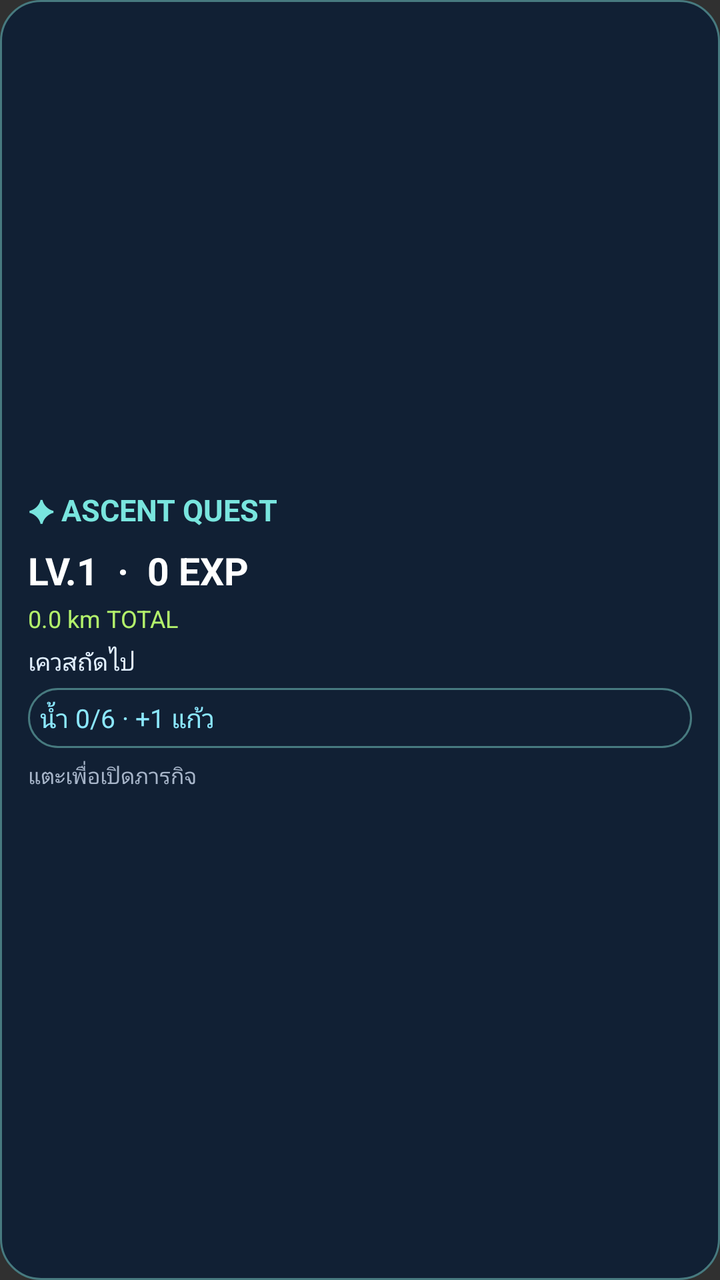
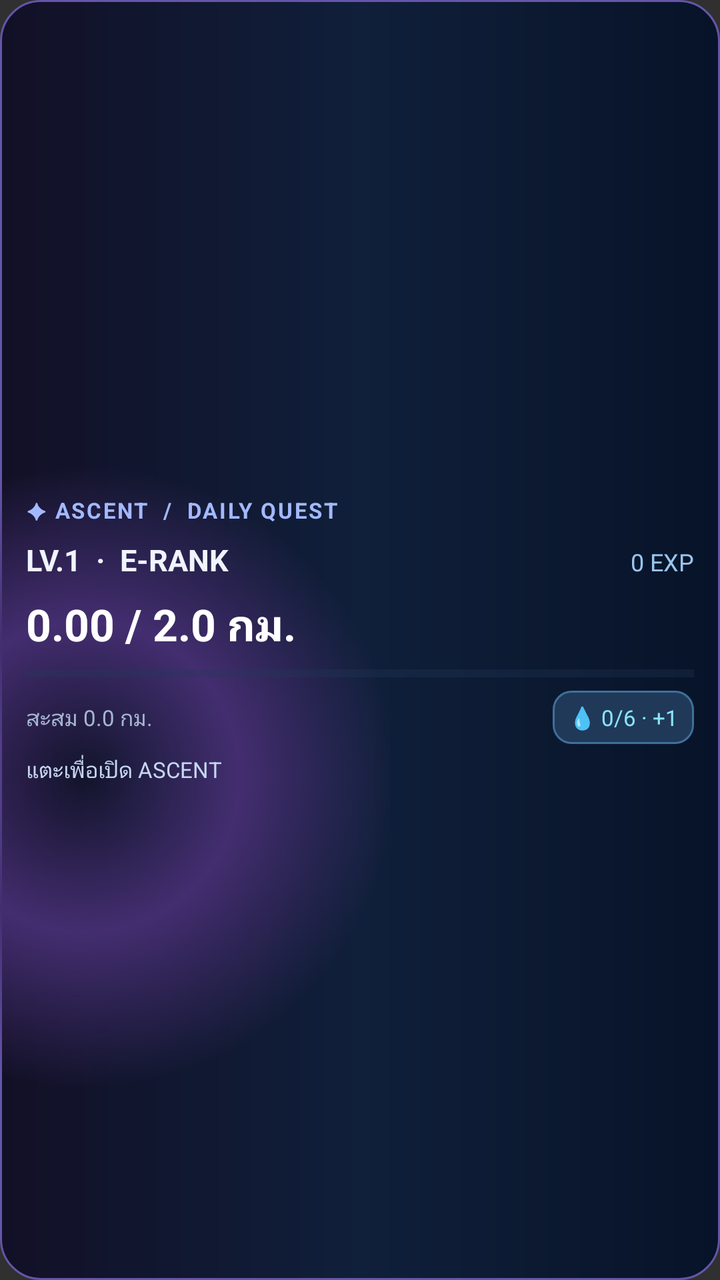

Two renders of the same Android screen: before a commit and after it. Below are the layout's source before the change and the commit's diff.
<!-- AndroidManifest.xml: application theme android:Theme.Material.NoActionBar -->
<!-- res/layout/quest_widget.xml -->
<?xml version="1.0" encoding="utf-8"?>
<LinearLayout android:id="@+id/widget_root" xmlns:android="http://schemas.android.com/apk/res/android" android:layout_width="match_parent" android:layout_height="match_parent"
    android:orientation="vertical" android:gravity="center_vertical" android:padding="14dp" android:background="@drawable/widget_bg">
  <TextView android:id="@+id/widget_title" android:layout_width="match_parent" android:layout_height="wrap_content" android:text="✦ ASCENT QUEST" android:textColor="#79E5DE" android:textStyle="bold" android:textSize="15sp" />
  <TextView android:id="@+id/widget_level" android:layout_width="match_parent" android:layout_height="wrap_content" android:text="LV.1  ·  0 EXP" android:textColor="#FFFFFF" android:textStyle="bold" android:textSize="19sp" android:layout_marginTop="7dp"/>
  <TextView android:id="@+id/widget_distance" android:layout_width="match_parent" android:layout_height="wrap_content" android:text="0.0 km TOTAL" android:textColor="#B3F16B" android:textSize="12sp" android:layout_marginTop="3dp"/>
  <TextView android:id="@+id/widget_quest" android:layout_width="match_parent" android:layout_height="wrap_content" android:text="เควสถัดไป" android:textColor="#E2F0FF" android:textSize="12sp" android:layout_marginTop="5dp"/>
  <TextView android:id="@+id/widget_water" android:layout_width="match_parent" android:layout_height="wrap_content" android:text="น้ำ 0/6 · +1 แก้ว" android:textColor="#8CE8FF" android:textSize="13sp" android:padding="6dp" android:clickable="true" android:background="@drawable/widget_bg" android:layout_marginTop="5dp"/>
  <TextView android:layout_width="match_parent" android:layout_height="wrap_content" android:text="แตะเพื่อเปิดภารกิจ" android:textColor="#A7B5C9" android:textSize="11sp" android:layout_marginTop="6dp"/>
</LinearLayout>
<!-- resources referenced by this layout -->
<resources>
  <!-- drawable widget_bg (drawable) -->
  <shape xmlns:android="http://schemas.android.com/apk/res/android" android:shape="rectangle"><solid android:color="#112034"/><corners android:radius="20dp"/><stroke android:width="1dp" android:color="#477A7F"/></shape>
</resources>

<!-- the commit's change to res/layout/quest_widget.xml (unified diff, before → after) -->
@@ -1,10 +1,43 @@
 <?xml version="1.0" encoding="utf-8"?>
-<LinearLayout android:id="@+id/widget_root" xmlns:android="http://schemas.android.com/apk/res/android" android:layout_width="match_parent" android:layout_height="match_parent"
-    android:orientation="vertical" android:gravity="center_vertical" android:padding="14dp" android:background="@drawable/widget_bg">
-  <TextView android:id="@+id/widget_title" android:layout_width="match_parent" android:layout_height="wrap_content" android:text="✦ ASCENT QUEST" android:textColor="#79E5DE" android:textStyle="bold" android:textSize="15sp" />
-  <TextView android:id="@+id/widget_level" android:layout_width="match_parent" android:layout_height="wrap_content" android:text="LV.1  ·  0 EXP" android:textColor="#FFFFFF" android:textStyle="bold" android:textSize="19sp" android:layout_marginTop="7dp"/>
-  <TextView android:id="@+id/widget_distance" android:layout_width="match_parent" android:layout_height="wrap_content" android:text="0.0 km TOTAL" android:textColor="#B3F16B" android:textSize="12sp" android:layout_marginTop="3dp"/>
-  <TextView android:id="@+id/widget_quest" android:layout_width="match_parent" android:layout_height="wrap_content" android:text="เควสถัดไป" android:textColor="#E2F0FF" android:textSize="12sp" android:layout_marginTop="5dp"/>
-  <TextView android:id="@+id/widget_water" android:layout_width="match_parent" android:layout_height="wrap_content" android:text="น้ำ 0/6 · +1 แก้ว" android:textColor="#8CE8FF" android:textSize="13sp" android:padding="6dp" android:clickable="true" android:background="@drawable/widget_bg" android:layout_marginTop="5dp"/>
-  <TextView android:layout_width="match_parent" android:layout_height="wrap_content" android:text="แตะเพื่อเปิดภารกิจ" android:textColor="#A7B5C9" android:textSize="11sp" android:layout_marginTop="6dp"/>
+<LinearLayout xmlns:android="http://schemas.android.com/apk/res/android"
+    android:id="@+id/widget_root"
+    android:layout_width="match_parent" android:layout_height="match_parent"
+    android:padding="13dp" android:orientation="vertical" android:gravity="center_vertical"
+    android:background="@drawable/widget_bg">
+    <TextView android:id="@+id/widget_title"
+        android:layout_width="match_parent" android:layout_height="wrap_content"
+        android:text="✦ ASCENT  /  DAILY QUEST" android:textColor="#A3B9FF"
+        android:textStyle="bold" android:letterSpacing="0.08" android:textSize="11sp" />
+    <LinearLayout android:layout_width="match_parent" android:layout_height="wrap_content" android:orientation="horizontal"
+        android:layout_marginTop="7dp">
+        <TextView android:id="@+id/widget_level" android:layout_width="0dp" android:layout_weight="1"
+            android:layout_height="wrap_content" android:text="LV.1  ·  E-RANK"
+            android:textColor="#F0F4FF" android:textStyle="bold" android:textSize="15sp" />
+        <TextView android:id="@+id/widget_exp" android:layout_width="wrap_content"
+            android:layout_height="wrap_content" android:text="0 EXP"
+            android:textColor="#99C5EF" android:textSize="12sp" />
+    </LinearLayout>
+    <TextView android:id="@+id/widget_distance" android:layout_width="match_parent"
+        android:layout_height="wrap_content" android:layout_marginTop="7dp"
+        android:text="0.00 / 2.0 กม." android:textColor="#FFFFFF"
+        android:textStyle="bold" android:textSize="22sp" />
+    <ProgressBar android:id="@+id/widget_distance_progress" style="?android:attr/progressBarStyleHorizontal"
+        android:layout_width="match_parent" android:layout_height="5dp"
+        android:progress="0" android:max="100" android:progressTint="#7ECFED"
+        android:progressBackgroundTint="#23385B" android:layout_marginTop="7dp" />
+    <LinearLayout android:layout_width="match_parent" android:layout_height="wrap_content"
+        android:gravity="center_vertical" android:layout_marginTop="6dp" android:orientation="horizontal">
+        <TextView android:id="@+id/widget_total" android:layout_width="0dp"
+            android:layout_weight="1" android:layout_height="wrap_content"
+            android:text="สะสม 0.0 กม." android:textColor="#A5B6D2" android:textSize="11sp" />
+        <TextView android:id="@+id/widget_water" android:layout_width="wrap_content"
+            android:layout_height="wrap_content" android:text="💧 0/6 · +1"
+            android:textColor="#89E4FC" android:background="@drawable/widget_water_bg"
+            android:textSize="11sp" android:paddingLeft="8dp" android:paddingRight="8dp"
+            android:paddingTop="6dp" android:paddingBottom="6dp" android:clickable="true" />
+    </LinearLayout>
+    <TextView android:id="@+id/widget_quest" android:layout_width="match_parent"
+        android:layout_height="wrap_content" android:text="แตะเพื่อเปิด ASCENT"
+        android:maxLines="1" android:ellipsize="end" android:layout_marginTop="5dp"
+        android:textColor="#C5D6F1" android:textSize="11sp" />
 </LinearLayout>
<!-- resource entries referenced after the edit -->
@@ -1,6 +1,13 @@
 <!-- resources referenced by this layout -->
 <resources>
   <!-- drawable widget_bg (drawable) -->
-  <shape xmlns:android="http://schemas.android.com/apk/res/android" android:shape="rectangle"><solid android:color="#112034"/><corners android:radius="20dp"/><stroke android:width="1dp" android:color="#477A7F"/></shape>
+  <?xml version="1.0" encoding="utf-8"?>
+  <layer-list xmlns:android="http://schemas.android.com/apk/res/android">
+      <item><shape android:shape="rectangle"><gradient android:startColor="#121027" android:centerColor="#101F3A" android:endColor="#071328" android:angle="0"/><corners android:radius="20dp"/><stroke android:width="1dp" android:color="#6555AA"/></shape></item>
+      <item android:left="-110dp" android:bottom="-125dp" android:right="165dp" android:top="12dp"><shape android:shape="oval"><gradient android:type="radial" android:gradientRadius="155dp" android:centerColor="#432D6F" android:endColor="#00131B31" /></shape></item>
+  </layer-list>
+  <!-- drawable widget_water_bg (drawable) -->
+  <?xml version="1.0" encoding="utf-8"?>
+  <shape xmlns:android="http://schemas.android.com/apk/res/android" android:shape="rectangle"><solid android:color="#203958"/><corners android:radius="9dp"/><stroke android:width="1dp" android:color="#3E709A"/></shape>
 </resources>
 
